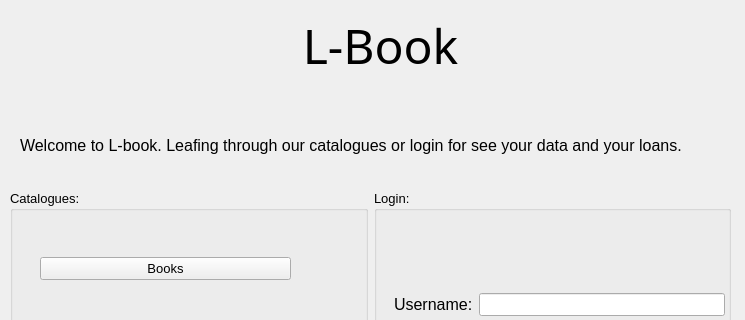
First picture: the form in Gui/mainwindow.ui, repository Giglium/L-Book, before the edit; both pictures show x 0 to 745 and y 0 to 320 of the 745 by 574 pixel window.
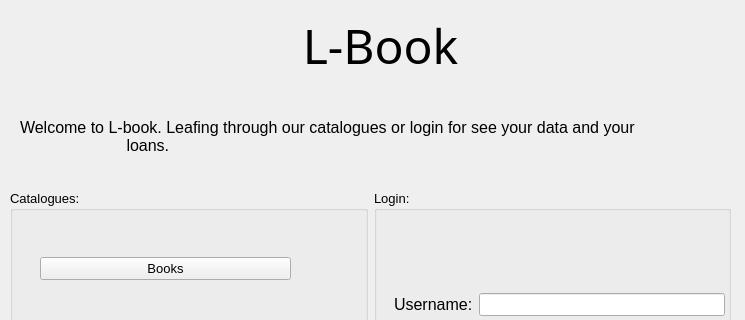
Second picture: the form after the edit.

Commit message:
Update L-Book project
1. Update README
2. Lint the code on a modern way
3. Add docker image
4. Add GitHub actions

The edit to the form file:
```diff
--- a/Gui/mainwindow.ui
+++ b/Gui/mainwindow.ui
@@ -54,7 +54,9 @@
      </font>
     </property>
     <property name="text">
-     <string>Welcome to L-book. Leafing through our catalogues or login for see your data and your loans.</string>
+                    <string>Welcome to L-book. Leafing through our catalogues or login for see your data and your
+                        loans.
+                    </string>
     </property>
     <property name="alignment">
      <set>Qt::AlignJustify|Qt::AlignVCenter</set>
```
Lines whose indentation alone changed are shown as unchanged. The commit also changes 82 other files.
